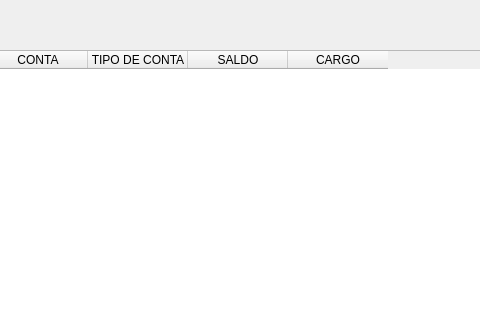
JoaoManoelVK/Projeto-Banco, file BankWindows/Projects/ViewFuncionario.ui: the form before one commit; both pictures show x 163 to 643 and y 0 to 320 of the 1000 by 500 pixel window.
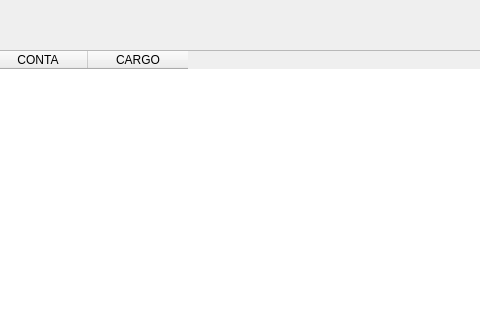
The form after the commit. Icons and pictures are not drawn.

```diff
--- a/BankWindows/Projects/ViewFuncionario.ui
+++ b/BankWindows/Projects/ViewFuncionario.ui
@@ -64,16 +64,6 @@
       <string>CONTA</string>
      </property>
     </column>
-    <column>
-     <property name="text">
-      <string>TIPO DE CONTA</string>
-     </property>
-    </column>
-    <column>
-     <property name="text">
-      <string>SALDO</string>
-     </property>
-    </column>
     <column>
      <property name="text">
       <string>CARGO</string>
```
Left out of the diff: 2 changed lines with no effect on the pictures.
